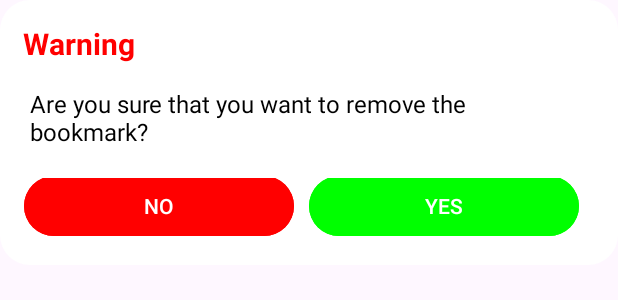
After one commit to malteklaes/M3_TripPlannerApp_highFidelityPrototyp, an Android app: the layout save_bookmark_alert.xml on its own in the app's theme, with its tools: preview values and no code run, on a phone screen of 412 x 824 dp. The commit adds this screen. Shown: the top 300 px of the screen. Run offline under Robolectric (Android 15) with nearby library versions, the light colour scheme and no system bars.

Commit message:
colored warnings

```diff
--- /dev/null
+++ b/app/src/main/res/drawable/delete_alert_dialog.xml
@@ -0,0 +1,5 @@
+<shape xmlns:android="http://schemas.android.com/apk/res/android">
+    <solid android:color="#FFF" />
+    <corners
+        android:radius="20dp" />
+</shape>
--- /dev/null
+++ b/app/src/main/res/layout/save_bookmark_alert.xml
@@ -0,0 +1,65 @@
+<?xml version="1.0" encoding="utf-8"?>
+<RelativeLayout xmlns:android="http://schemas.android.com/apk/res/android"
+    android:layout_width="match_parent"
+    android:layout_height="match_parent"
+    android:id="@+id/deleteAlert">
+
+    <LinearLayout
+        android:layout_width="match_parent"
+        android:layout_height="wrap_content"
+        android:background="@drawable/delete_alert_dialog"
+        android:orientation="vertical">
+
+        <TextView
+            android:id="@+id/DeleteWarning"
+            android:layout_width="match_parent"
+            android:layout_height="wrap_content"
+            android:layout_marginStart="15dp"
+            android:layout_marginTop="15dp"
+            android:layout_marginEnd="15dp"
+            android:layout_marginBottom="5dp"
+            android:text="Warning"
+            android:textColor="#FF0000"
+            android:textSize="20dp"
+            android:textStyle="bold" />
+
+        <TextView
+            android:id="@+id/deleteWarningInformation"
+            android:layout_width="match_parent"
+            android:layout_height="wrap_content"
+            android:layout_marginStart="20dp"
+            android:layout_marginTop="10dp"
+            android:layout_marginEnd="20dp"
+            android:layout_marginBottom="20dp"
+            android:text="Are you sure that you want to remove the bookmark?"
+            android:textColor="@color/black"
+            android:textSize="16dp" />
+
+        <LinearLayout
+            android:layout_width="match_parent"
+            android:layout_height="wrap_content"
+            android:orientation="horizontal"
+            android:gravity="center">
+            <Button
+                android:id="@+id/deleteNo"
+                android:layout_width="180dp"
+                android:layout_marginRight="10dp"
+                android:layout_height="wrap_content"
+                android:layout_marginBottom="10dp"
+                android:backgroundTint="#FF0000"
+                android:text="NO" />
+
+            <Button
+                android:id="@+id/deleteYes"
+                android:layout_width="180dp"
+                android:layout_marginRight="10dp"
+                android:layout_marginBottom="10dp"
+                android:layout_height="wrap_content"
+                android:backgroundTint="#00FF00"
+                android:text="YES" />
+        </LinearLayout>
+
+    </LinearLayout>
+
+
+</RelativeLayout>
```
Also changed, not shown: app/src/main/java/com/example/m3_tripplannerapp_highfidelityprototyp/BookmarksAdapter.java (+26 -8 lines), app/src/main/java/com/example/m3_tripplannerapp_highfidelityprototyp/ResultAdapter.java (+35 -8 lines).
